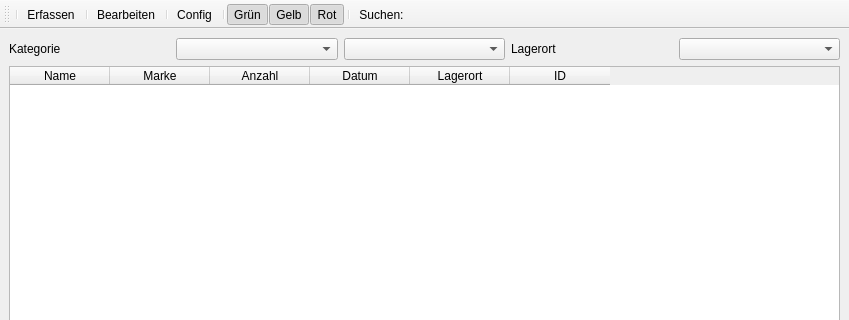
This is Lager.ui in ureich07/Lager as Qt 5 draws it before an edit; both pictures show x 0 to 849 and y 0 to 320 of the 849 by 706 pixel window. The edited form follows.
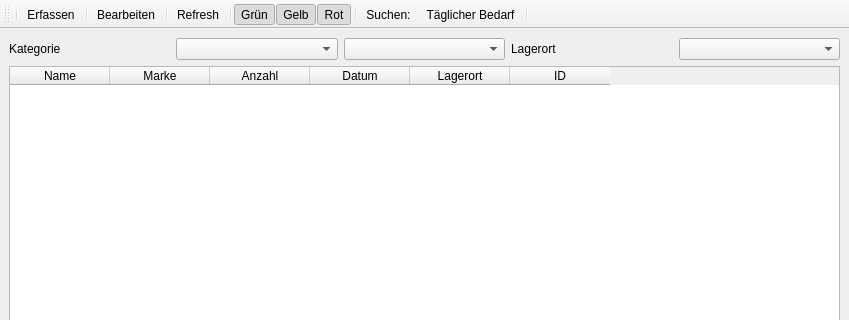
This is the edited form. Icons and pictures are not drawn.

Commit message: Refresh Button und waren des täglichen Bedarfes eingeführt

```diff
--- a/Lager.ui
+++ b/Lager.ui
@@ -141,13 +141,15 @@
    <addaction name="separator"/>
    <addaction name="btBearbeiten"/>
    <addaction name="separator"/>
-   <addaction name="btConfig"/>
+   <addaction name="btRefresh"/>
    <addaction name="separator"/>
    <addaction name="btGn"/>
    <addaction name="btGe"/>
    <addaction name="btRo"/>
    <addaction name="separator"/>
    <addaction name="actionSuchen"/>
+   <addaction name="btBedarf"/>
+   <addaction name="separator"/>
   </widget>
   <action name="btErfassen">
    <property name="icon">
@@ -170,14 +172,6 @@
     <string>Bearbeiten</string>
    </property>
   </action>
-  <action name="btConfig">
-   <property name="text">
-    <string>Config</string>
-   </property>
-   <property name="toolTip">
-    <string>SQL Verbindung bearbeiten</string>
-   </property>
-  </action>
   <action name="btGn">
    <property name="checkable">
     <bool>true</bool>
@@ -247,6 +241,32 @@
     <enum>QAction::MenuRole::TextHeuristicRole</enum>
    </property>
   </action>
+  <action name="btBedarf">
+   <property name="checkable">
+    <bool>true</bool>
+   </property>
+   <property name="text">
+    <string>Täglicher Bedarf</string>
+   </property>
+   <property name="menuRole">
+    <enum>QAction::MenuRole::NoRole</enum>
+   </property>
+  </action>
+  <action name="btRefresh">
+   <property name="icon">
+    <iconset>
+     <normaloff>Resources/112.ico</normaloff>Resources/112.ico</iconset>
+   </property>
+   <property name="text">
+    <string>Refresh</string>
+   </property>
+   <property name="toolTip">
+    <string>Liste aktualisieren</string>
+   </property>
+   <property name="menuRole">
+    <enum>QAction::MenuRole::NoRole</enum>
+   </property>
+  </action>
  </widget>
  <resources/>
  <connections/>
```
The commit also changes 5 other files.
